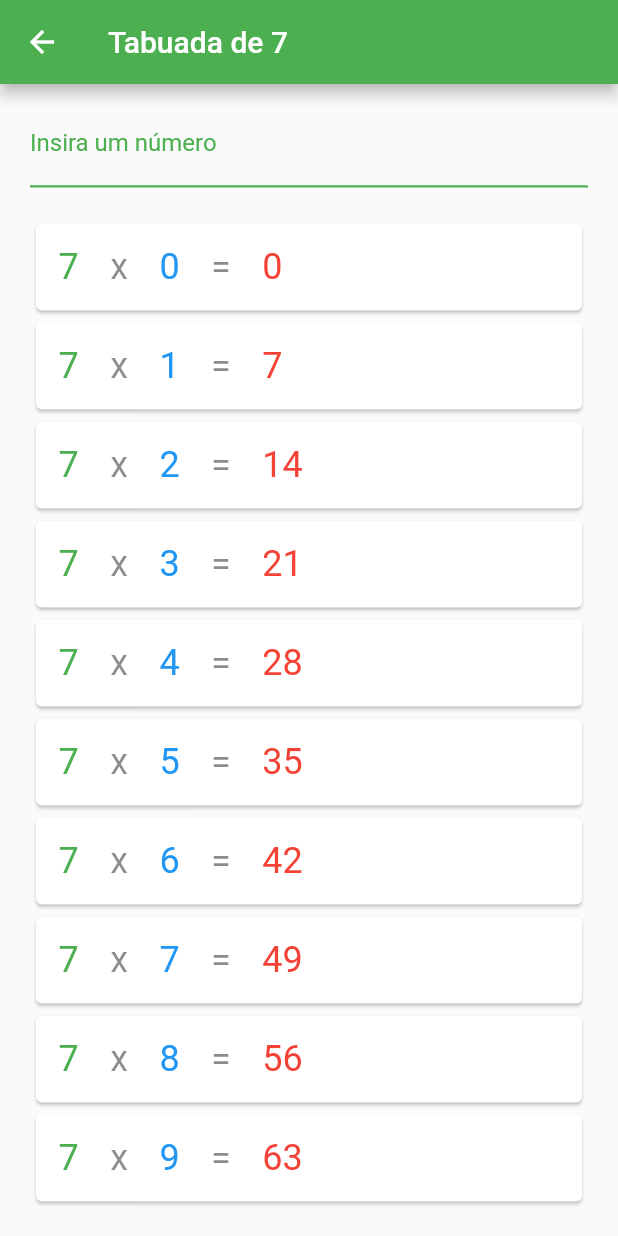
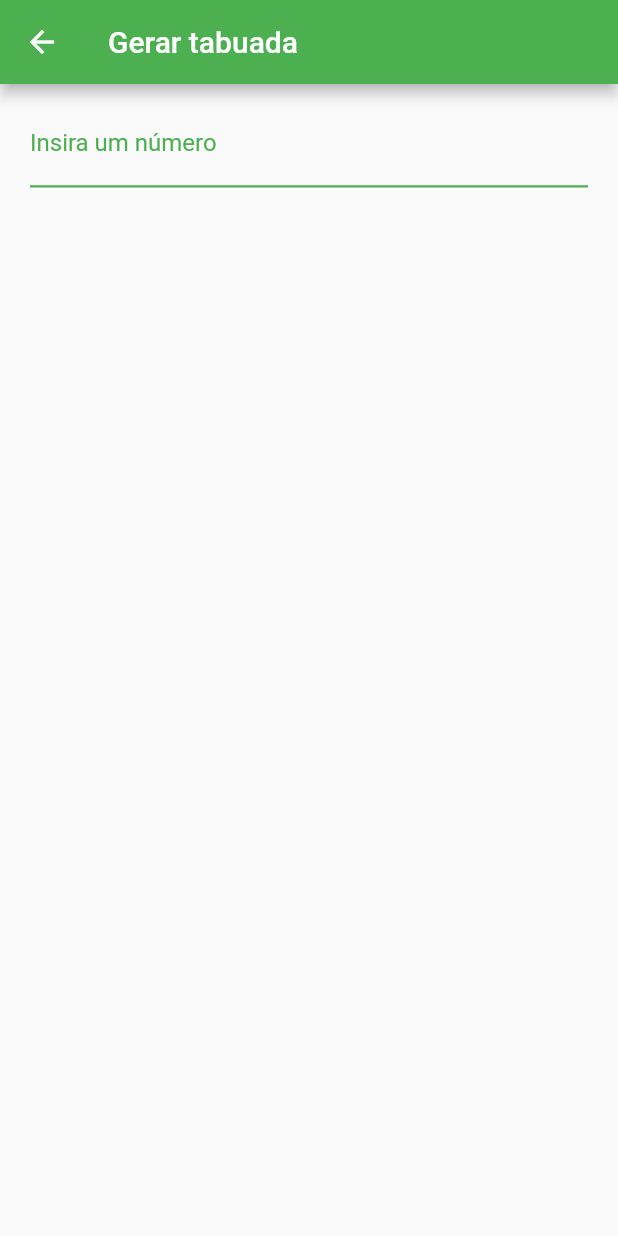
Before and after one commit to guigoverso/gerador_tabuadas, a Flutter app: the screen it shows after launch, after a tap on "Gerar tabuada", on a phone screen of 412 x 824 dp. Run offline on Flutter 3.47's test engine with Material 2 defaults, Android fonts, the phone set to English and light mode, and no system bars.

Commit message:
Adicionado função de gerar tabuadas

```diff
--- a/lib/main.dart
+++ b/lib/main.dart
@@ -11,6 +11,7 @@ class MyApp extends StatelessWidget {
   Widget build(BuildContext context) {
     return MaterialApp(
       title: 'Gerador de Tabuadas',
+      debugShowCheckedModeBanner: false,
       theme: ThemeData(
         brightness: Brightness.light,
         primaryColor: Colors.green,
--- a/lib/screens/home.dart
+++ b/lib/screens/home.dart
@@ -29,11 +29,23 @@ class Home extends StatelessWidget {
                     children: <Widget>[
                   ButtonMenu(
                       text: 'Gerar tabuada',
-                      action: () => Navigator.push(
-                          context, MaterialPageRoute(builder: (context) => Tabuada()))),
-                  ButtonMenu(
-                      text: 'Exercícios', action: () => print('Clicked 2'))
-                ]))
+                      action: () => Navigator.push(context,
+                          MaterialPageRoute(builder: (context) => Tabuada()))),
+                  Builder(
+                    builder: (context) => ButtonMenu(
+                      text: 'Exercícios',
+                      disabled: true,
+                      action: () => Scaffold.of(context).showSnackBar(
+                        SnackBar(
+                          content: Text('Em breve...')
+                        )
+                      )
+                    ),
+                  ),
+
+                ])),
+                Text('Criado por Guilherme de O. C. Corona', textAlign: TextAlign.center,style: TextStyle(color: Colors.black38, fontSize: 12.0)),
+                Text('Disponível em: https://github.com/guigoverso/gerador_tabuadas', textAlign: TextAlign.center,style: TextStyle(color: Colors.black38, fontSize: 8.0))
           ],
         ),
       ),
@@ -41,7 +53,7 @@ class Home extends StatelessWidget {
   }
 
   Widget ButtonMenu(
-      {@required String text, VoidCallback action, List parameters}) {
+      {@required String text, VoidCallback action, List parameters, bool disabled = false}) {
     return Container(
         width: 150,
         height: 60,
@@ -49,12 +61,14 @@ class Home extends StatelessWidget {
         child: FlatButton(
           onPressed: action == null ? null : action,
           child: Text(text),
-          color: Colors.green,
-          splashColor: Colors.lightGreen,
-          textColor: Colors.white,
+          color: disabled ? Colors.grey : Colors.green,
+          splashColor: disabled ? Colors.grey : Colors.lightGreen,
+          textColor: disabled ? Colors.black45 : Colors.white,
+          disabledColor: Colors.grey,
           shape: RoundedRectangleBorder(
             borderRadius: BorderRadius.circular(40),
           ),
         ));
   }
+
 }
--- a/lib/screens/tabuada.dart
+++ b/lib/screens/tabuada.dart
@@ -8,26 +8,39 @@ class Tabuada extends StatefulWidget {
 
 class _TabuadaState extends State<Tabuada> {
   TextEditingController numeroController = TextEditingController();
-  int numero = 7;
-
-  getNumber(String novoNumero) {
-    print(int.parse(novoNumero));
-  }
+  int numero;
 
   @override
   Widget build(BuildContext context) {
-    return Scaffold(
+    return GestureDetector(
+        onTap: () => FocusScope.of(context).unfocus(),
+        child: Scaffold(
             appBar: AppBar(
                 title: numero == null
                     ? Text('Gerar tabuada')
-                : Text('Tabuada de $numero')),
+                    : Text('Tabuada de ')),
             body: Container(
               padding: EdgeInsets.symmetric(horizontal: 20.0, vertical: 10.0),
               child: Column(
                 children: <Widget>[
-              TextField(
+                  NumeroInput(),
+                  Expanded(child: ListaTabuada(context: context))
+                ],
+              ),
+            )));
+  }
+
+  Widget NumeroInput() {
+    return TextField(
       controller: numeroController,
-                //onSubmitted: getNumber(numeroController.text),
+      onSubmitted: (String value) {
+        if (value.isEmpty) return;
+        int novoNumero = int.parse(value);
+
+        setState(() {
+          numero = novoNumero;
+        });
+      },
       keyboardType: TextInputType.number,
       inputFormatters: <TextInputFormatter>[
         FilteringTextInputFormatter.digitsOnly
@@ -38,18 +51,20 @@ class _TabuadaState extends State<Tabuada> {
           enabledBorder: UnderlineInputBorder(
             borderSide: BorderSide(color: Colors.green, width: 1.5),
           )),
-              ),
-              Expanded(
-                child: Container(
+    );
+  }
+
+  Widget ListaTabuada({BuildContext context}) {
+    return Container(
       margin: EdgeInsets.only(top: 20.0),
-                  child: ListView.builder(
-                    itemCount: 10,
+      child: numero == null
+          ? null
+          : ListView.builder(
               itemBuilder: (context, index) {
-                      print(index);
                 return Card(
                   child: Container(
-                            padding: EdgeInsets.only(
-                                top: 15.0, bottom: 15.0, left: 15.0),
+                      padding:
+                          EdgeInsets.only(top: 15.0, bottom: 15.0, left: 15.0),
                       child: RichText(
                           text: TextSpan(
                               style: TextStyle(
@@ -76,10 +91,6 @@ class _TabuadaState extends State<Tabuada> {
                 );
               },
             ),
-                ),
-              )
-            ],
-          ),
-        ));
+    );
   }
 }
```
Lines whose indentation alone changed are shown as unchanged.
